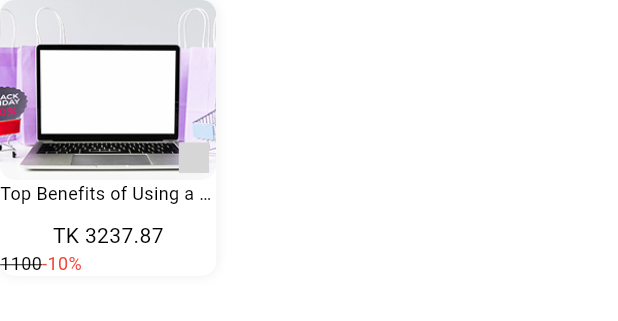
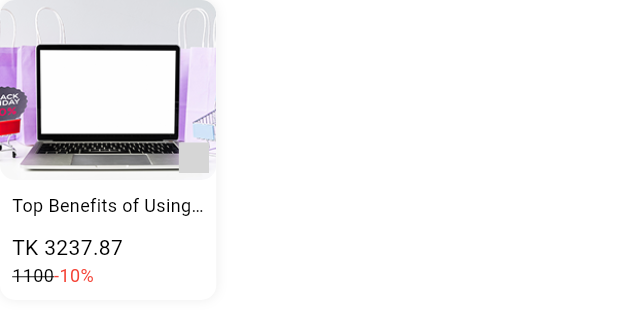
Before and after one commit to Zianur-6am/Flutter-Getx, a Flutter app: the ProductCardWidget widget shown alone on an empty page, opened directly, on a phone screen of 412 x 824 dp. Shown: the top 321 px of the screen. Run offline on Flutter 3.47's test engine with Material 3 defaults, Android fonts, the phone set to English and light mode, and no system bars; our stand-ins replace cached_network_image, carousel_slider, flutter_svg, get, shared_preferences, sliver_tools; accounts and stored records are empty; network calls fail; Roboto replaces fonts that are missing (TitilliumWeb); project files that could hold a hidden picture were left out; grey boxes are pictures that could not be loaded.

```diff
--- a/lib/design_practice/6valley_user/home_screen/screens/valley_home_screen.dart
+++ b/lib/design_practice/6valley_user/home_screen/screens/valley_home_screen.dart
@@ -19,7 +19,7 @@ class _ValleyHomeScreenState extends State<ValleyHomeScreen> with SingleTickerPr
   late TabController _tabController;
 
   final List<TabItem> tabs = [
-    TabItem(title: 'Explore', content: const DummyWidget(text: "All Tab")),
+    TabItem(title: 'Explore', content: const ValleyHomeTab()),
     TabItem(title: 'Sports', content: const ValleyHomeTab()),
     TabItem(title: 'Womens', content: const HomeTab()),
     TabItem(title: 'Kids', content: const HomeTab()),
--- a/lib/design_practice/6valley_user/home_screen/widgets/product_card_widget.dart
+++ b/lib/design_practice/6valley_user/home_screen/widgets/product_card_widget.dart
@@ -28,8 +28,8 @@ class ProductCardWidget extends StatelessWidget {
           )
         ],
       ),
-      child: Column(mainAxisSize: MainAxisSize.min, crossAxisAlignment: CrossAxisAlignment.start, children: [
-        const Stack(children: [
+      child: const Column(mainAxisSize: MainAxisSize.min, crossAxisAlignment: CrossAxisAlignment.start, children: [
+        Stack(children: [
 
           ClipRRect(
             borderRadius: BorderRadius.all(Radius.circular(10)),
@@ -42,8 +42,9 @@ class ProductCardWidget extends StatelessWidget {
           ),
         ]),
 
-        LayoutBuilder(builder: (context, boxConstraint){
-        return const Column(children: [
+        Padding(
+          padding: EdgeInsets.all(8.0),
+          child: Column(crossAxisAlignment: CrossAxisAlignment.start, children: [
               Text('Top Benefits of Using a POS System sdfds sdf sd fd sd s s dds fsda  sf',
                 style: TextStyle(fontSize: 12, fontWeight: FontWeight.w400),
                 maxLines: 1,
@@ -63,8 +64,8 @@ class ProductCardWidget extends StatelessWidget {
                   style: TextStyle(fontSize: 12, fontWeight: FontWeight.w400, color: Colors.red),
                 ),
               ]),
-          ]);
-        }),
+            ]),
+        ),
       ]),
     );
   }
--- a/lib/design_practice/6valley_user/home_screen/widgets/valley_home_tab_widget.dart
+++ b/lib/design_practice/6valley_user/home_screen/widgets/valley_home_tab_widget.dart
@@ -8,6 +8,7 @@ import 'package:flutter_getx/design_practice/6valley_user/home_screen/widgets/ta
 import 'package:flutter_getx/helper/tab_class.dart';
 import 'package:flutter_getx/tab_bar/controllers/tab_controller.dart';
 import 'package:flutter_getx/tab_bar/widgets/blog_card_widget.dart';
+import 'package:flutter_getx/tab_bar/widgets/home_widget.dart';
 import 'package:flutter_getx/utils/dimensions.dart';
 import 'package:get/get.dart';
 
@@ -27,7 +28,7 @@ class _ValleyHomeTabState extends State<ValleyHomeTab> with SingleTickerProvider
   final HomeController homeController = Get.put(HomeController());
 
   final List<TabItem> tabs = [
-    TabItem(title: 'All', content: const DummyWidget(text: "All Tab")),
+    TabItem(title: 'All', content: const HomeTab()),
     TabItem(title: 'Home', content: const DummyWidget(text: "All Tab")),
     TabItem(title: 'Extra', content: const DummyWidget(text: "All Tab")),
     TabItem(title: 'Selection', content: const DummyWidget(text: "All Tab")),
```
Also changed, not shown: lib/tab_bar/widgets/home_widget.dart (+6 -6 lines). Lines whose indentation alone changed are shown as unchanged.
